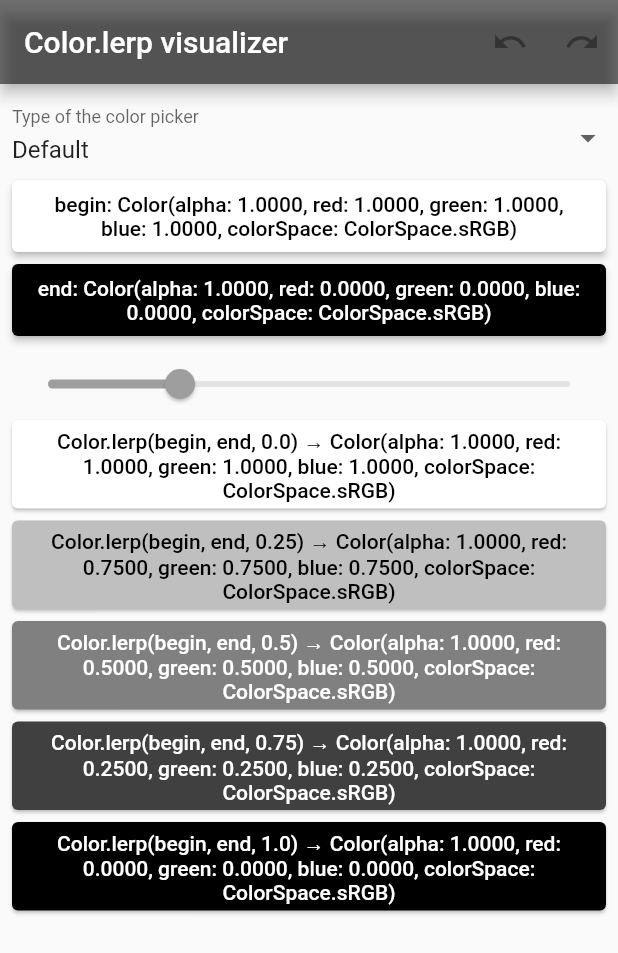
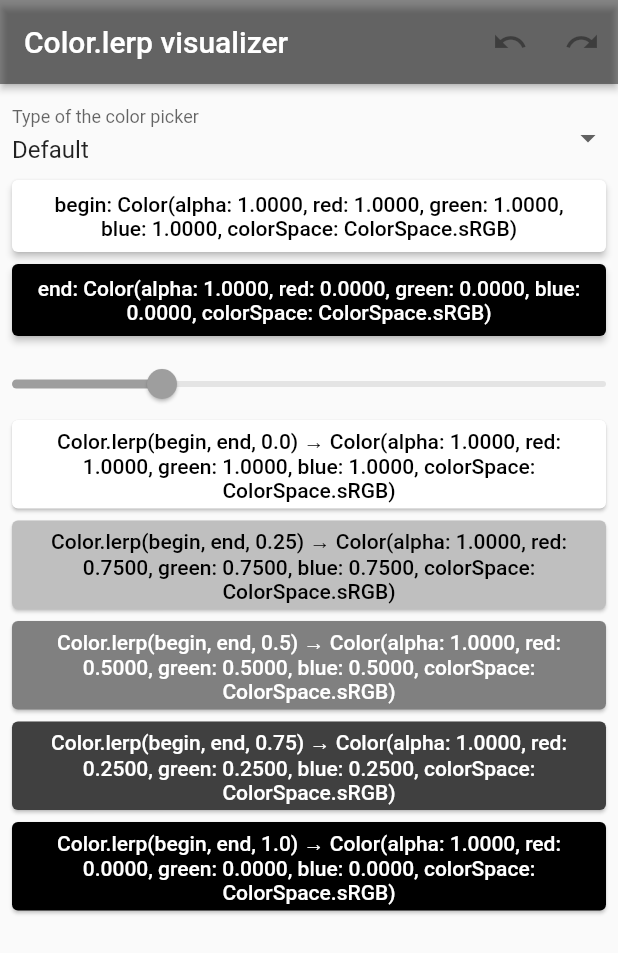
Before and after one commit to arthurdenner/color_lerp_visualizer, a Flutter app: the screen it shows after launch, on a phone screen of 412 x 824 dp. Shown: the top 953 px of the screen. Run offline on Flutter 3.47's test engine with Material 2 defaults, Android fonts, the light colour scheme and no system bars; our stand-ins replace flutter_colorpicker, tinycolor; missing offline and left inert: undo.

Commit message:
refactor: override trackShape on sliderTheme to make it use 100% width

```diff
--- a/lib/main.dart
+++ b/lib/main.dart
@@ -1,4 +1,5 @@
 import 'package:color_lerp_visualizer/pages/HomePage.dart';
+import 'package:color_lerp_visualizer/utils/CustomTrackShape.dart';
 import 'package:flutter/material.dart';
 
 void main() => runApp(MyApp());
@@ -11,7 +12,8 @@ class MyApp extends StatelessWidget {
       title: 'Color.lerp visualizer',
       theme: ThemeData(
         appBarTheme: AppBarTheme(
-          color: Colors.black54,
+          color: Colors.black45,
+          elevation: 2,
         ),
         buttonTheme: ButtonThemeData(
           shape: RoundedRectangleBorder(
@@ -26,6 +28,9 @@ class MyApp extends StatelessWidget {
             color: Colors.white,
           ),
         ),
+        sliderTheme: SliderThemeData(
+          trackShape: CustomTrackShape(),
+        ),
       ),
       home: HomePage(),
     );
--- /dev/null
+++ b/lib/utils/CustomTrackShape.dart
@@ -0,0 +1,21 @@
+// Extracted from https://github.com/flutter/flutter/issues/37057#issuecomment-516048356
+
+import 'package:flutter/material.dart';
+
+class CustomTrackShape extends RoundedRectSliderTrackShape {
+  Rect getPreferredRect({
+    @required RenderBox parentBox,
+    Offset offset = Offset.zero,
+    @required SliderThemeData sliderTheme,
+    bool isEnabled = false,
+    bool isDiscrete = false,
+  }) {
+    final double trackHeight = sliderTheme.trackHeight;
+    final double trackLeft = offset.dx;
+    final double trackTop =
+        offset.dy + (parentBox.size.height - trackHeight) / 2;
+    final double trackWidth = parentBox.size.width;
+
+    return Rect.fromLTWH(trackLeft, trackTop, trackWidth, trackHeight);
+  }
+}
```
